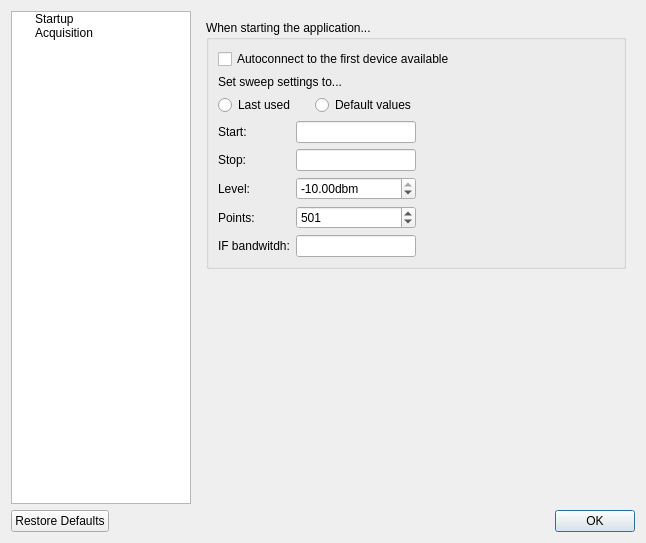
Before: the Qt Designer form Software/PC_Application/preferencesdialog.ui in jankae/LibreVNA, drawn with Qt 5.
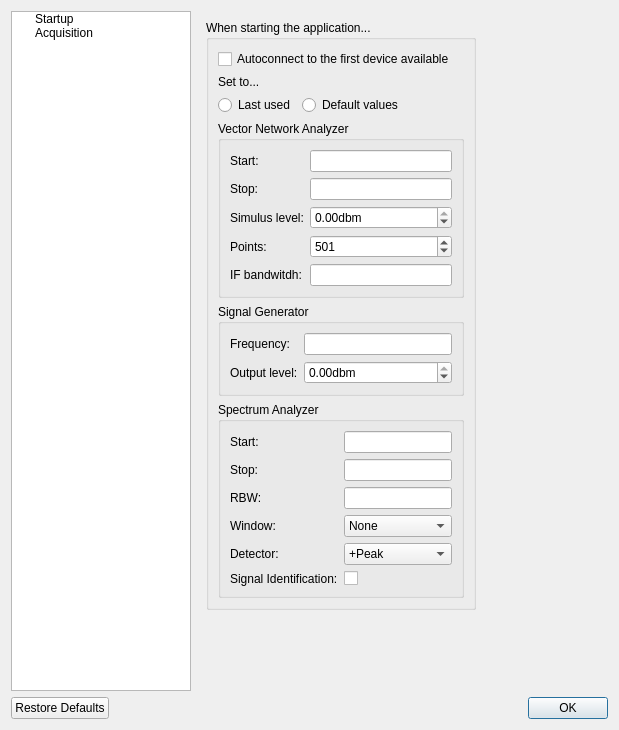
After: the same form once the commit is applied. Custom widgets are drawn as their Qt base class.

Commit message: Remember/set default values for signal generator/spectrum analyzer

```diff
--- a/Software/PC_Application/preferencesdialog.ui
+++ b/Software/PC_Application/preferencesdialog.ui
@@ -6,8 +6,8 @@
    <rect>
     <x>0</x>
     <y>0</y>
-    <width>646</width>
-    <height>543</height>
+    <width>619</width>
+    <height>730</height>
    </rect>
   </property>
   <property name="windowTitle">
@@ -68,13 +68,15 @@
         </size>
        </property>
        <widget class="QWidget" name="Startup">
+        <layout class="QHBoxLayout" name="horizontalLayout_4">
+         <item>
         <layout class="QVBoxLayout" name="verticalLayout_3">
          <item>
           <widget class="QGroupBox" name="groupBox">
            <property name="title">
             <string>When starting the application...</string>
            </property>
-           <layout class="QVBoxLayout" name="verticalLayout_4">
+             <layout class="QVBoxLayout" name="verticalLayout_2">
             <item>
              <widget class="QCheckBox" name="StartupAutoconnect">
               <property name="text">
@@ -85,15 +87,13 @@
             <item>
              <widget class="QLabel" name="label">
               <property name="text">
-               <string>Set sweep settings to...</string>
+                 <string>Set to...</string>
               </property>
              </widget>
             </item>
             <item>
              <layout class="QHBoxLayout" name="horizontalLayout_3">
               <item>
-               <layout class="QVBoxLayout" name="verticalLayout_2">
-                <item>
                  <layout class="QHBoxLayout" name="horizontalLayout_2">
                   <item>
                    <widget class="QRadioButton" name="StartupSweepLastUsed">
@@ -115,9 +115,28 @@
                     </attribute>
                    </widget>
                   </item>
+                  <item>
+                   <spacer name="horizontalSpacer">
+                    <property name="orientation">
+                     <enum>Qt::Horizontal</enum>
+                    </property>
+                    <property name="sizeHint" stdset="0">
+                     <size>
+                      <width>40</width>
+                      <height>20</height>
+                     </size>
+                    </property>
+                   </spacer>
+                  </item>
                  </layout>
                 </item>
+               </layout>
+              </item>
                 <item>
+               <widget class="QGroupBox" name="groupBox_2">
+                <property name="title">
+                 <string>Vector Network Analyzer</string>
+                </property>
                  <layout class="QFormLayout" name="formLayout">
                   <item row="0" column="0">
                    <widget class="QLabel" name="label_2">
@@ -142,7 +161,7 @@
                   <item row="2" column="0">
                    <widget class="QLabel" name="label_4">
                     <property name="text">
-                     <string>Level:</string>
+                    <string>Simulus level:</string>
                     </property>
                    </widget>
                   </item>
@@ -155,7 +174,7 @@
                      <double>-42.000000000000000</double>
                     </property>
                     <property name="maximum">
-                     <double>-10.000000000000000</double>
+                    <double>0.000000000000000</double>
                     </property>
                     <property name="singleStep">
                      <double>0.250000000000000</double>
@@ -193,23 +212,169 @@
                    <widget class="SIUnitEdit" name="StartupSweepBandwidth"/>
                   </item>
                  </layout>
-                </item>
-               </layout>
+               </widget>
+              </item>
+              <item>
+               <widget class="QGroupBox" name="groupBox_3">
+                <property name="title">
+                 <string>Signal Generator</string>
+                </property>
+                <layout class="QFormLayout" name="formLayout_2">
+                 <item row="0" column="0">
+                  <widget class="QLabel" name="label_7">
+                   <property name="text">
+                    <string>Frequency:</string>
+                   </property>
+                  </widget>
+                 </item>
+                 <item row="0" column="1">
+                  <widget class="SIUnitEdit" name="StartupGeneratorFrequency"/>
+                 </item>
+                 <item row="1" column="0">
+                  <widget class="QLabel" name="label_8">
+                   <property name="text">
+                    <string>Output level:</string>
+                   </property>
+                  </widget>
+                 </item>
+                 <item row="1" column="1">
+                  <widget class="QDoubleSpinBox" name="StartupGeneratorLevel">
+                   <property name="suffix">
+                    <string>dbm</string>
+                   </property>
+                   <property name="minimum">
+                    <double>-42.000000000000000</double>
+                   </property>
+                   <property name="maximum">
+                    <double>0.000000000000000</double>
+                   </property>
+                   <property name="singleStep">
+                    <double>0.250000000000000</double>
+                   </property>
+                  </widget>
+                 </item>
+                </layout>
+               </widget>
               </item>
               <item>
-               <spacer name="horizontalSpacer">
-                <property name="orientation">
-                 <enum>Qt::Horizontal</enum>
+               <widget class="QGroupBox" name="groupBox_4">
+                <property name="title">
+                 <string>Spectrum Analyzer</string>
                 </property>
-                <property name="sizeHint" stdset="0">
-                 <size>
-                  <width>40</width>
-                  <height>20</height>
-                 </size>
-                </property>
-               </spacer>
-              </item>
-             </layout>
+                <layout class="QFormLayout" name="formLayout_3">
+                 <item row="0" column="0">
+                  <widget class="QLabel" name="label_9">
+                   <property name="text">
+                    <string>Start:</string>
+                   </property>
+                  </widget>
+                 </item>
+                 <item row="0" column="1">
+                  <widget class="SIUnitEdit" name="StartupSAStart"/>
+                 </item>
+                 <item row="1" column="0">
+                  <widget class="QLabel" name="label_10">
+                   <property name="text">
+                    <string>Stop:</string>
+                   </property>
+                  </widget>
+                 </item>
+                 <item row="1" column="1">
+                  <widget class="SIUnitEdit" name="StartupSAStop"/>
+                 </item>
+                 <item row="2" column="0">
+                  <widget class="QLabel" name="label_11">
+                   <property name="text">
+                    <string>RBW:</string>
+                   </property>
+                  </widget>
+                 </item>
+                 <item row="2" column="1">
+                  <widget class="SIUnitEdit" name="StartupSARBW"/>
+                 </item>
+                 <item row="3" column="0">
+                  <widget class="QLabel" name="label_12">
+                   <property name="text">
+                    <string>Window:</string>
+                   </property>
+                  </widget>
+                 </item>
+                 <item row="3" column="1">
+                  <widget class="QComboBox" name="StartupSAWindow">
+                   <item>
+                    <property name="text">
+                     <string>None</string>
+                    </property>
+                   </item>
+                   <item>
+                    <property name="text">
+                     <string>Kaiser</string>
+                    </property>
+                   </item>
+                   <item>
+                    <property name="text">
+                     <string>Hann</string>
+                    </property>
+                   </item>
+                   <item>
+                    <property name="text">
+                     <string>Flat Top</string>
+                    </property>
+                   </item>
+                  </widget>
+                 </item>
+                 <item row="4" column="0">
+                  <widget class="QLabel" name="label_13">
+                   <property name="text">
+                    <string>Detector:</string>
+                   </property>
+                  </widget>
+                 </item>
+                 <item row="4" column="1">
+                  <widget class="QComboBox" name="StartupSADetector">
+                   <item>
+                    <property name="text">
+                     <string>+Peak</string>
+                    </property>
+                   </item>
+                   <item>
+                    <property name="text">
+                     <string>-Peak</string>
+                    </property>
+                   </item>
+                   <item>
+                    <property name="text">
+                     <string>Sample</string>
+                    </property>
+                   </item>
+                   <item>
+                    <property name="text">
+                     <string>Normal</string>
+                    </property>
+                   </item>
+                   <item>
+                    <property name="text">
+                     <string>Average</string>
+                    </property>
+                   </item>
+                  </widget>
+                 </item>
+                 <item row="5" column="0">
+                  <widget class="QLabel" name="label_14">
+                   <property name="text">
+                    <string>Signal Identification:</string>
+                   </property>
+                  </widget>
+                 </item>
+                 <item row="5" column="1">
+                  <widget class="QCheckBox" name="StartupSASignalID">
+                   <property name="text">
+                    <string/>
+                   </property>
+                  </widget>
+                 </item>
+                </layout>
+               </widget>
             </item>
            </layout>
           </widget>
@@ -221,8 +386,23 @@
            </property>
            <property name="sizeHint" stdset="0">
             <size>
-             <width>20</width>
-             <height>40</height>
+               <width>17</width>
+               <height>37</height>
+              </size>
+             </property>
+            </spacer>
+           </item>
+          </layout>
+         </item>
+         <item>
+          <spacer name="horizontalSpacer_2">
+           <property name="orientation">
+            <enum>Qt::Horizontal</enum>
+           </property>
+           <property name="sizeHint" stdset="0">
+            <size>
+             <width>48</width>
+             <height>20</height>
             </size>
            </property>
           </spacer>
```
Left out of the diff: 5 changed lines with no effect on the pictures. Lines whose indentation alone changed are shown as unchanged. The commit also changes 14 other files.
